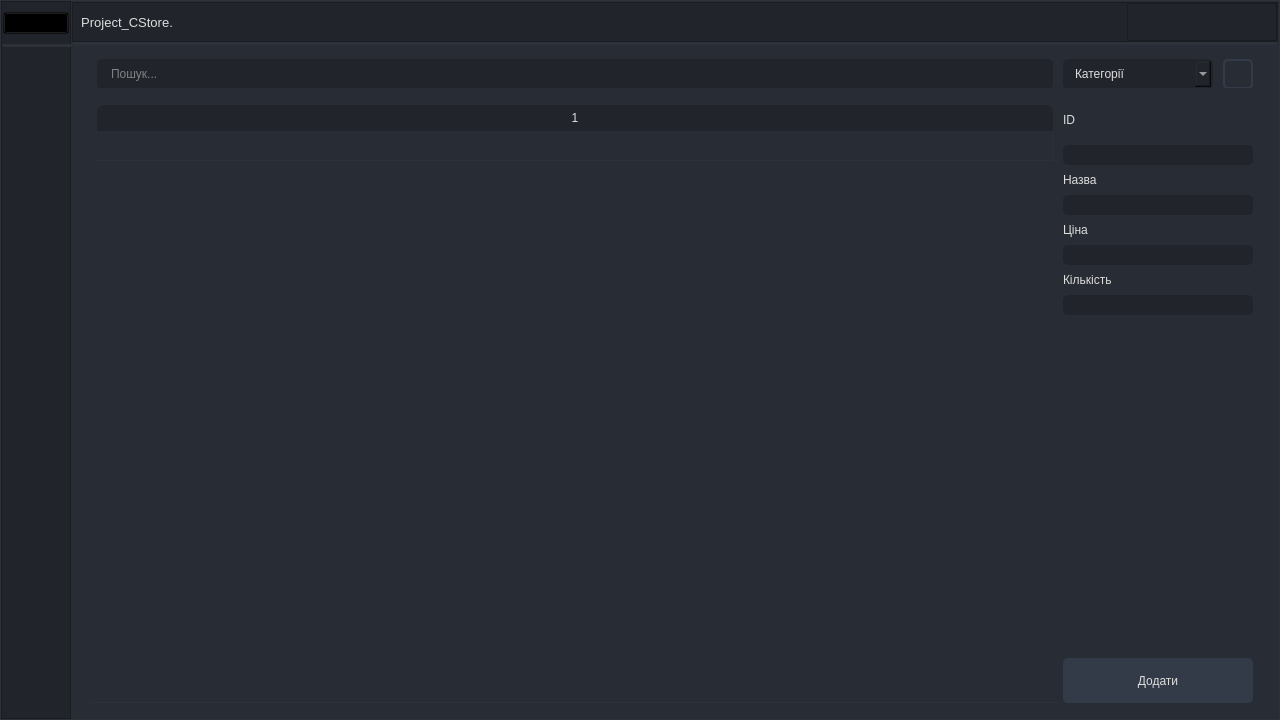
Old version of the form CStore/CStore.ui in the repository fr0staman/CStore.
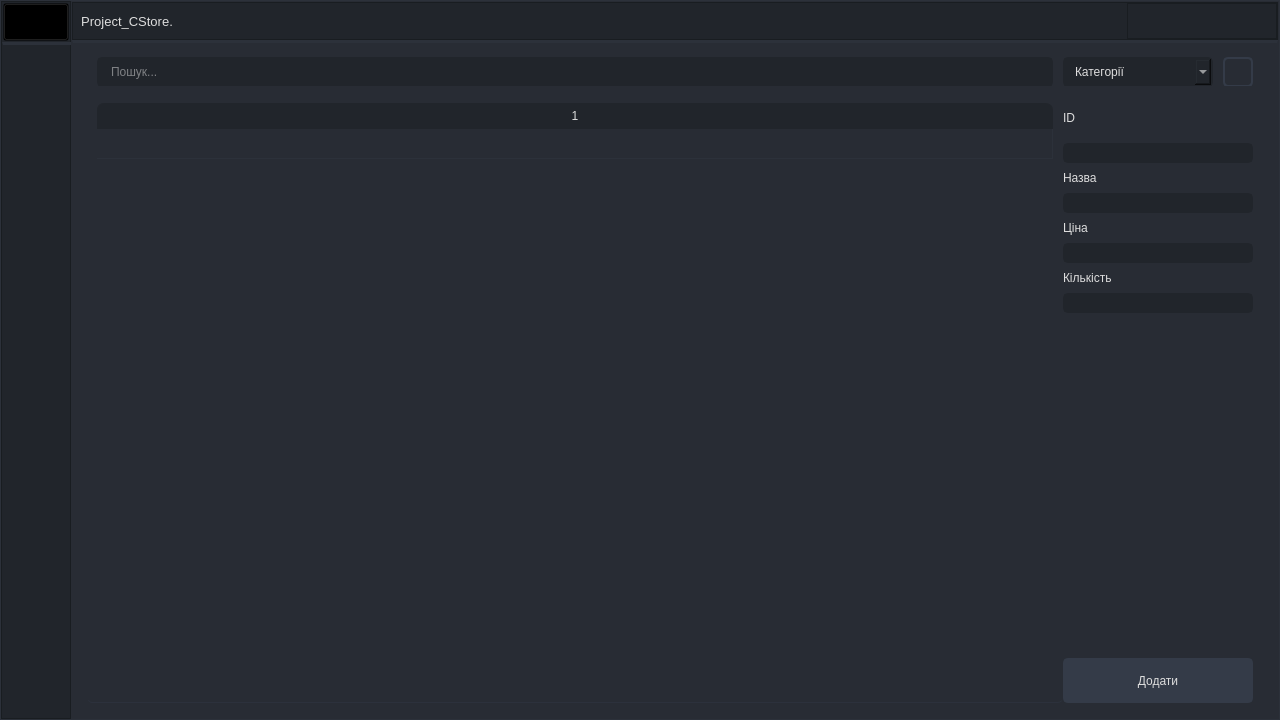
New version of the form. Icons and pictures are not drawn.

The edit to the form file:
```diff
--- a/CStore/CStore.ui
+++ b/CStore/CStore.ui
@@ -617,7 +617,7 @@
             <property name="maximumSize">
              <size>
               <width>16777215</width>
-              <height>42</height>
+              <height>40</height>
              </size>
             </property>
             <property name="styleSheet">
@@ -647,6 +647,12 @@
              </property>
              <item>
               <widget class="QPushButton" name="pushButton">
+               <property name="maximumSize">
+                <size>
+                 <width>16777215</width>
+                 <height>40</height>
+                </size>
+               </property>
                <property name="text">
                 <string/>
                </property>
@@ -2688,7 +2694,7 @@
                   <property name="maximumSize">
                    <size>
                     <width>16777215</width>
-                    <height>40</height>
+                    <height>38</height>
                    </size>
                   </property>
                   <property name="font">
@@ -2724,6 +2730,18 @@
                 <enum>QFrame::Raised</enum>
                </property>
                <layout class="QHBoxLayout" name="horizontalLayout_2">
+                <property name="leftMargin">
+                 <number>10</number>
+                </property>
+                <property name="topMargin">
+                 <number>10</number>
+                </property>
+                <property name="rightMargin">
+                 <number>10</number>
+                </property>
+                <property name="bottomMargin">
+                 <number>10</number>
+                </property>
                 <item>
                  <widget class="QPushButton" name="minimizeButton">
                   <property name="cursor">
```
